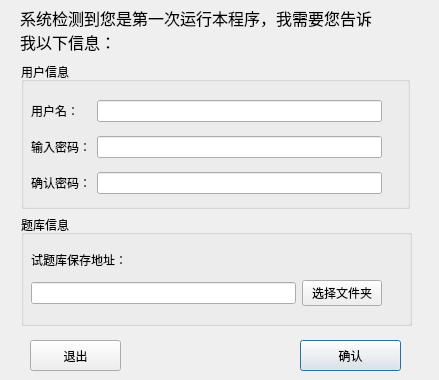
Old version of the form firstsettingsdialog.ui in the repository andyhuzhill/PaperGenerator.
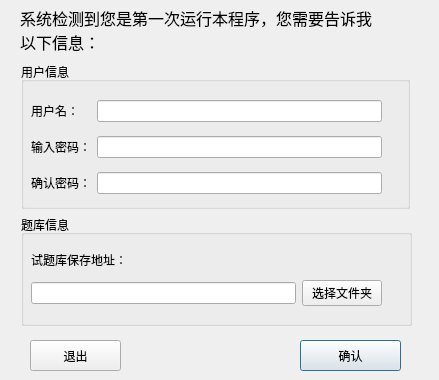
New version of the form.

Commit message: 无法继续 问题模板文件丢失 等待学姐把之前的程序发回来

The edit to the form file:
```diff
--- a/firstsettingsdialog.ui
+++ b/firstsettingsdialog.ui
@@ -26,9 +26,9 @@
     <string>&lt;!DOCTYPE HTML PUBLIC &quot;-//W3C//DTD HTML 4.0//EN&quot; &quot;http://www.w3.org/TR/REC-html40/strict.dtd&quot;&gt;
 &lt;html&gt;&lt;head&gt;&lt;meta name=&quot;qrichtext&quot; content=&quot;1&quot; /&gt;&lt;style type=&quot;text/css&quot;&gt;
 p, li { white-space: pre-wrap; }
-&lt;/style&gt;&lt;/head&gt;&lt;body style=&quot; font-family:'宋体'; font-size:9pt; font-weight:400; font-style:normal;&quot;&gt;
-&lt;p style=&quot; margin-top:0px; margin-bottom:0px; margin-left:0px; margin-right:0px; -qt-block-indent:0; text-indent:0px;&quot;&gt;&lt;span style=&quot; font-size:12pt;&quot;&gt;系统检测到您是第一次运行本程序，我需要您告诉&lt;/span&gt;&lt;/p&gt;
-&lt;p style=&quot; margin-top:0px; margin-bottom:0px; margin-left:0px; margin-right:0px; -qt-block-indent:0; text-indent:0px;&quot;&gt;&lt;span style=&quot; font-size:12pt;&quot;&gt;我以下信息：&lt;/span&gt;&lt;/p&gt;&lt;/body&gt;&lt;/html&gt;</string>
+&lt;/style&gt;&lt;/head&gt;&lt;body style=&quot; font-family:'SimSun'; font-size:9pt; font-weight:400; font-style:normal;&quot;&gt;
+&lt;p style=&quot; margin-top:0px; margin-bottom:0px; margin-left:0px; margin-right:0px; -qt-block-indent:0; text-indent:0px;&quot;&gt;&lt;span style=&quot; font-family:'宋体'; font-size:12pt;&quot;&gt;系统检测到您是第一次运行本程序，您需要告诉我&lt;/span&gt;&lt;/p&gt;
+&lt;p style=&quot; margin-top:0px; margin-bottom:0px; margin-left:0px; margin-right:0px; -qt-block-indent:0; text-indent:0px;&quot;&gt;&lt;span style=&quot; font-family:'宋体'; font-size:12pt;&quot;&gt;以下信息：&lt;/span&gt;&lt;/p&gt;&lt;/body&gt;&lt;/html&gt;</string>
    </property>
   </widget>
   <widget class="QPushButton" name="acceptButton">
```
The commit also changes 15 other files.
